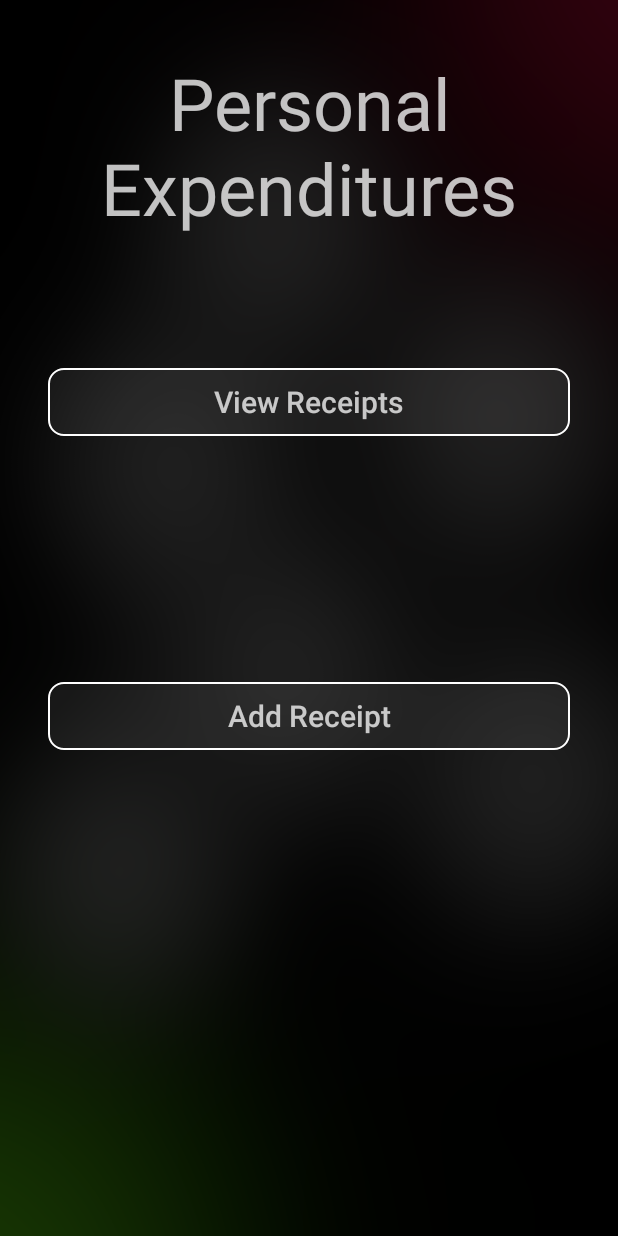
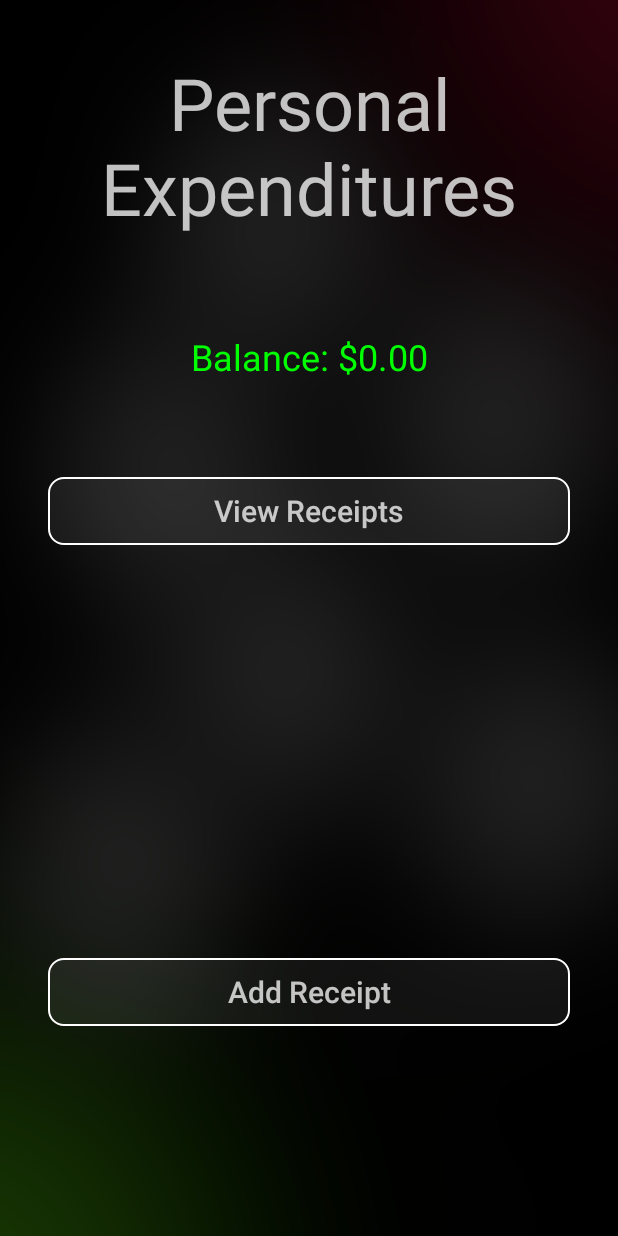
Before and after one commit to tstites14/Personal-Expenditures, an Android app: the screen it shows after launch (MainActivity), on a phone screen of 412 x 824 dp. Run offline under Robolectric (Android 15) with nearby library versions, the phone set to English and light mode, and no system bars.

Commit message:
Add initial cash values (saving/loading)

```diff
--- a/app/src/main/java/edu/ccm/tstites/personalexpenditures/CoreObjects/Receipt.java
+++ b/app/src/main/java/edu/ccm/tstites/personalexpenditures/CoreObjects/Receipt.java
@@ -63,7 +63,7 @@ public class Receipt {
         return mCost;
     }
 
-    public void setCost(double mCost) {
+    public void setCost(double Cost) {
         this.mCost = mCost;
     }
 
--- a/app/src/main/java/edu/ccm/tstites/personalexpenditures/MainActivity.java
+++ b/app/src/main/java/edu/ccm/tstites/personalexpenditures/MainActivity.java
@@ -1,13 +1,19 @@
 package edu.ccm.tstites.personalexpenditures;
 
 import android.content.Intent;
+import android.content.SharedPreferences;
 import android.support.v7.app.AppCompatActivity;
 import android.os.Bundle;
 import android.view.View;
 import android.widget.Button;
+import android.widget.TextView;
+
+import java.text.NumberFormat;
+import java.util.Locale;
 
 public class MainActivity extends AppCompatActivity {
 
+    TextView txtCurrentCash;
     Button btnViewReceipts;
     Button btnAddReceipt;
 
@@ -15,6 +21,16 @@ public class MainActivity extends AppCompatActivity {
     protected void onCreate(Bundle savedInstanceState) {
         super.onCreate(savedInstanceState);
         setContentView(R.layout.activity_main);
+
+        SharedPreferences pref = getSharedPreferences("CashValues", MODE_PRIVATE);
+        Double cash = Double.longBitsToDouble(pref.getLong("CurrentCash", 0));
+
+        txtCurrentCash = findViewById(R.id.txt_currentCash);
+        txtCurrentCash.setText(String.format(getString(R.string.txt_currentCash), formatCash(cash)));
+        txtCurrentCash.setTextColor(
+                (cash >= 0)
+                ? getResources().getColor(R.color.positiveCashValue)
+                : getResources().getColor(R.color.negativeCashValue));
 
         btnViewReceipts = findViewById(R.id.btn_viewReceipt);
         btnViewReceipts.setOnClickListener(new View.OnClickListener() {
@@ -32,4 +48,9 @@ public class MainActivity extends AppCompatActivity {
             }
         });
     }
+
+    private String formatCash(double cash) {
+        NumberFormat format = NumberFormat.getCurrencyInstance(Locale.US);
+        return format.format(cash);
+    }
 }
--- a/app/src/main/res/layout/activity_main.xml
+++ b/app/src/main/res/layout/activity_main.xml
@@ -24,13 +24,27 @@
         app:layout_constraintStart_toStartOf="parent"
         app:layout_constraintTop_toTopOf="parent" />
 
+    <TextView
+        android:id="@+id/txt_currentCash"
+        android:layout_width="wrap_content"
+        android:layout_height="wrap_content"
+        android:layout_marginEnd="8dp"
+        android:layout_marginStart="8dp"
+        android:layout_marginTop="64dp"
+        android:text="@string/txt_currentCash"
+        android:textColor="@color/positiveCashValue"
+        android:textSize="24sp"
+        app:layout_constraintEnd_toEndOf="parent"
+        app:layout_constraintStart_toStartOf="parent"
+        app:layout_constraintTop_toBottomOf="@+id/txt_logo" />
+
     <Button
         android:id="@+id/btn_viewReceipt"
         android:layout_width="match_parent"
         android:layout_height="45dp"
         android:layout_marginEnd="32dp"
         android:layout_marginStart="32dp"
-        android:layout_marginTop="88dp"
+        android:layout_marginTop="64dp"
         android:background="@drawable/button"
         android:text="@string/btn_viewReceipt"
         android:textAllCaps="false"
@@ -39,13 +53,13 @@
         app:layout_constraintEnd_toEndOf="parent"
         app:layout_constraintHorizontal_bias="0.0"
         app:layout_constraintStart_toStartOf="parent"
-        app:layout_constraintTop_toBottomOf="@+id/txt_logo" />
+        app:layout_constraintTop_toBottomOf="@+id/txt_currentCash" />
 
     <Button
         android:id="@+id/btn_addReceipt"
         android:layout_width="match_parent"
         android:layout_height="45dp"
-        android:layout_marginBottom="168dp"
+        android:layout_marginBottom="140dp"
         android:layout_marginEnd="32dp"
         android:layout_marginStart="32dp"
         android:layout_marginTop="8dp"
@@ -56,8 +70,9 @@
         android:textSize="20sp"
         app:layout_constraintBottom_toBottomOf="parent"
         app:layout_constraintEnd_toEndOf="parent"
-        app:layout_constraintHorizontal_bias="0.0"
+        app:layout_constraintHorizontal_bias="0.25"
         app:layout_constraintStart_toStartOf="parent"
-        app:layout_constraintTop_toBottomOf="@+id/btn_viewReceipt" />
+        app:layout_constraintTop_toBottomOf="@+id/btn_viewReceipt"
+        app:layout_constraintVertical_bias="1.0" />
 
 </android.support.constraint.ConstraintLayout>
--- a/app/src/main/res/values/colors.xml
+++ b/app/src/main/res/values/colors.xml
@@ -8,4 +8,6 @@
     <color name="buttonBackground">#10FFFFFF</color>
     <color name="buttonBorder">#FFFFFFFF</color>
     <color name="pressedButtonBorder">#4DFFFFFF</color>
+    <color name="positiveCashValue">#00FF00</color>
+    <color name="negativeCashValue">#FF0000</color>
 </resources>
--- a/app/src/main/res/values/strings.xml
+++ b/app/src/main/res/values/strings.xml
@@ -1,5 +1,9 @@
 <resources>
+    <string name="txt_initialMessage">Since this is your first time using Personal Expenditures, please enter an initial balance so we can properly calculate your account\'s balance</string>
+    <string name="edt_balace">Balance</string>
+    <string name="btn_next">Next</string>
     <string name="app_name">Personal Expenditures</string>
+    <string name="txt_currentCash">Balance: %1$s</string>
     <string name="btn_viewReceipt">View Receipts</string>
     <string name="btn_addReceipt">Add Receipt</string>
     <string name="txt_title">Title</string>
```
Also changed, not shown: app/src/main/java/edu/ccm/tstites/personalexpenditures/CoreObjects/AccountRegister.java (+35 -0 lines), app/src/main/java/edu/ccm/tstites/personalexpenditures/InitialCashActivity.java (added, +41 -0 lines), app/src/main/res/layout/activity_initial_cash.xml (added, +57 -0 lines).
